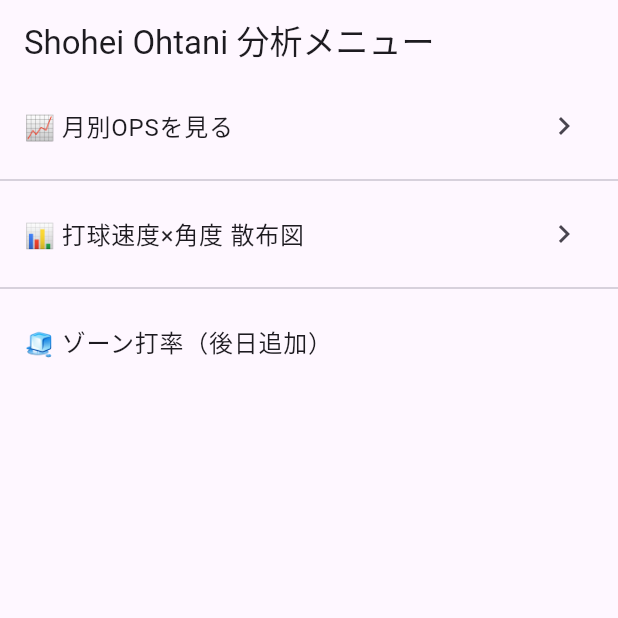
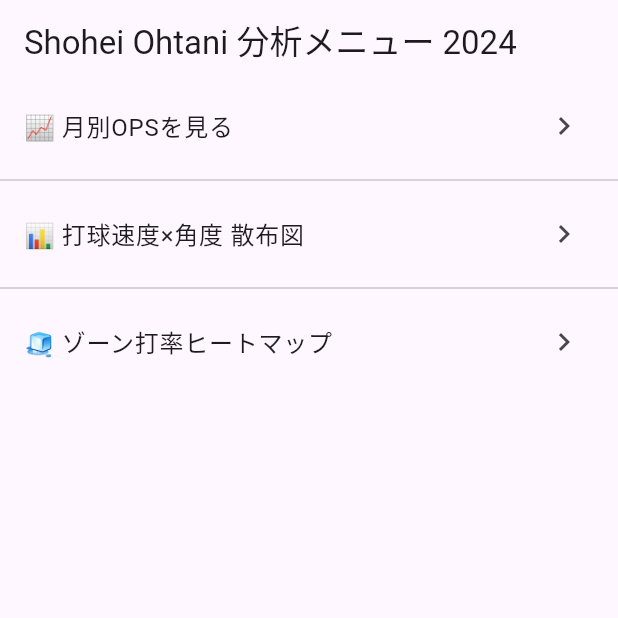
Before and after one commit to suzukikeita1/flutter_application_1, a Flutter app: the screen it shows after launch, on a phone screen of 412 x 824 dp, the top half of it. Run offline on Flutter 3.47's test engine with Material 3 defaults, Android fonts, the phone set to English and light mode, and no system bars; our stand-ins replace fl_chart, flutter_riverpod.

Commit message:
ゾーン別打率をヒートマップで表示

```diff
--- a/lib/features/menu/analysis_menu_screen.dart
+++ b/lib/features/menu/analysis_menu_screen.dart
@@ -3,6 +3,7 @@
 
 import 'package:flutter_application_1/features/ops/monthly_ops_screen.dart';
 import 'package:flutter_application_1/features/scatter/launch_scatter_screen.dart';
+import 'package:flutter_application_1/features/zone/zone_heatmap_screen.dart';
 import 'package:flutter_application_1/providers/stat_provider.dart';
 
 // 初期メニュー画面
@@ -13,9 +14,10 @@
   Widget build(BuildContext context, WidgetRef ref) {
     final statsAsync = ref.watch(monthlyStatsProvider);
     final scatterAsync = ref.watch(launchPointsProvider);
+    final zoneAsync = ref.watch(zoneHeatmapProvider);
 
     return Scaffold(
-      appBar: AppBar(title: const Text('Shohei Ohtani 分析メニュー')),
+      appBar: AppBar(title: const Text('Shohei Ohtani 分析メニュー 2024')),
       body: statsAsync.when(
         data: (data) => ListView(
           children: [
@@ -45,7 +47,20 @@
             error: (e, _) => ListTile(title: Text('打球散布図 エラー: $e')),
             ),
             const Divider(),
-              const ListTile(title: Text('🧊 ゾーン打率（後日追加）')),
+            zoneAsync.when(
+              data: (data) => ListTile(
+                title: const Text('🧊 ゾーン打率ヒートマップ'),
+                trailing: const Icon(Icons.chevron_right),
+                onTap: () => Navigator.push(
+                  context,
+                  MaterialPageRoute(
+                    builder: (_) => ZoneHeatmapScreen(data: data),
+                  ),
+                ),
+              ),
+            loading: () => const ListTile(title: Text('📊 打球散布図（読み込み中）')),
+            error: (e, _) => ListTile(title: Text('打球散布図 エラー: $e')),
+            ),
           ],
         ),
         loading: () => const Center(child: CircularProgressIndicator()),
--- a/lib/providers/stat_provider.dart
+++ b/lib/providers/stat_provider.dart
@@ -1,5 +1,6 @@
 import 'package:flutter_application_1/models/monthly_stat.dart';
 import 'package:flutter_application_1/models/launch_point.dart';
+import 'package:flutter_application_1/models/zone_cell.dart';
 import 'package:flutter/services.dart';
 import 'dart:convert';
 import 'package:flutter_riverpod/flutter_riverpod.dart';
@@ -18,3 +19,10 @@
   final List<dynamic> scatterJson = jsonMap['launch_scatter'];
   return scatterJson.map((e) => LaunchPoint.fromJson(e)).toList();
 });
+
+final zoneHeatmapProvider = FutureProvider<List<ZoneCell>>((ref) async {
+  final jsonString = await rootBundle.loadString('assets/ohtani_analysis_output.json');
+  final jsonMap = jsonDecode(jsonString);
+  final List<dynamic> zoneJson = jsonMap['zone_heatmap'];
+  return zoneJson.map((e) => ZoneCell.fromJson(e)).toList();
+});
```
Also changed, not shown: lib/features/zone/zone_heatmap_screen.dart (added, +64 -0 lines), lib/models/zone_cell.dart (added, +16 -0 lines).
